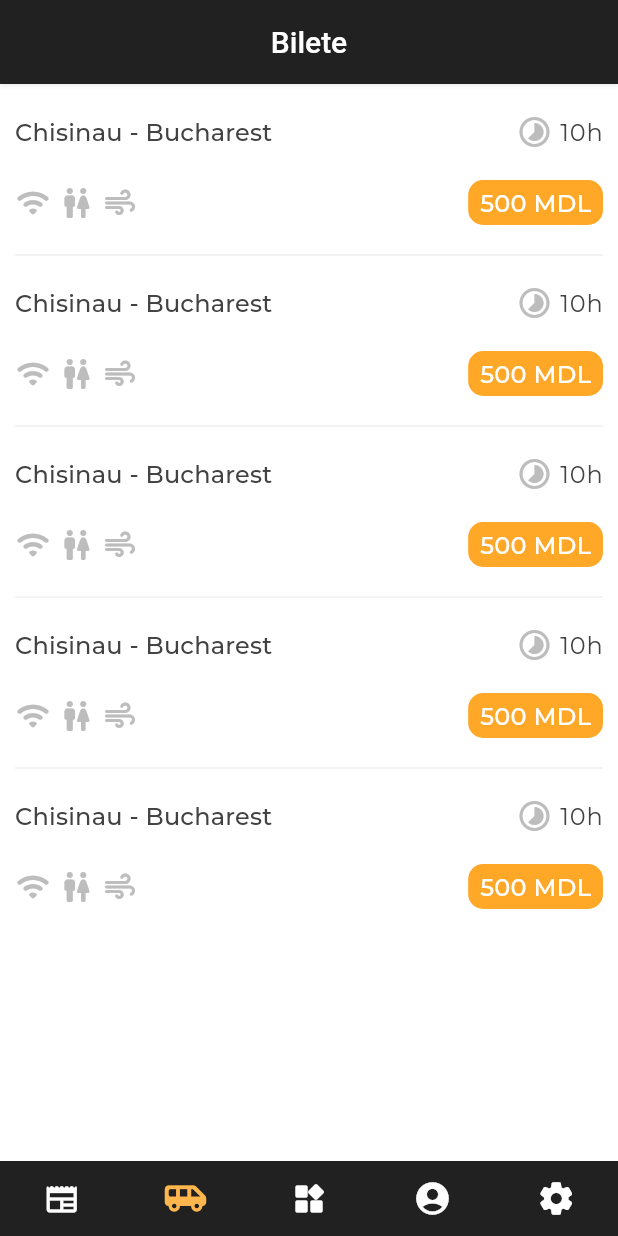
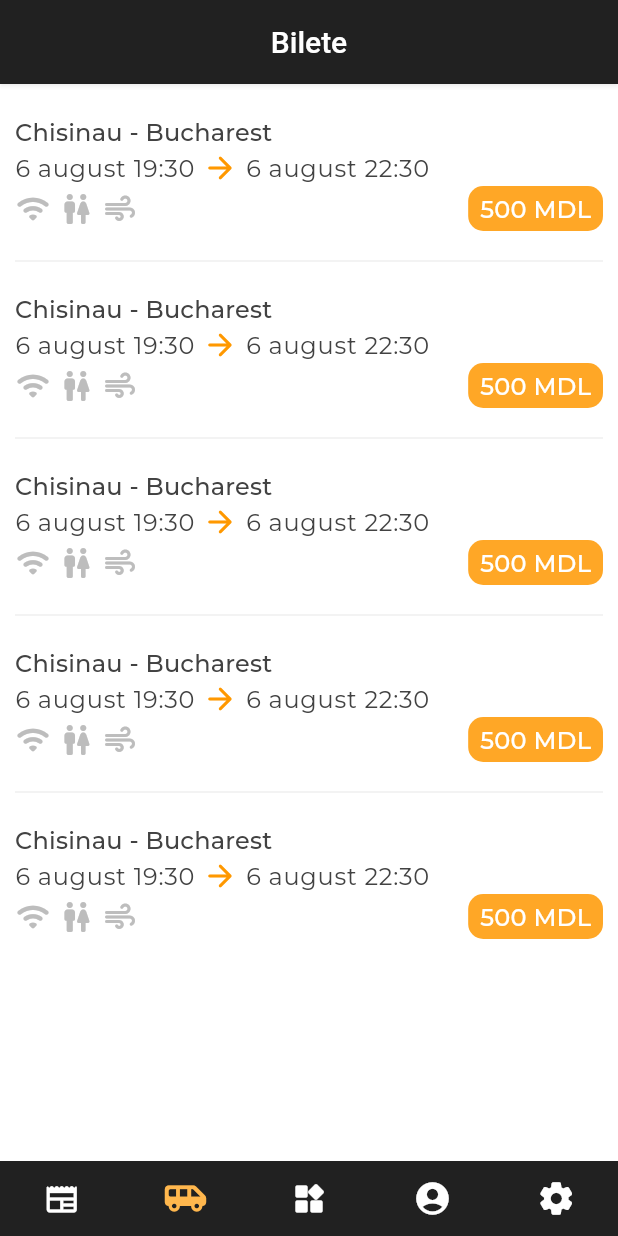
Before and after one commit to moldbee/mobile-app, a Flutter app: the RoutesScreen screen opened by its route, on a phone screen of 412 x 824 dp. Run offline on Flutter 3.47's test engine with Material 3 defaults, Android fonts, the phone set to English and light mode, and no system bars; our stand-ins replace accordion, cached_network_image, flutter_dotenv, flutter_hooks, flutter_linkify, font_awesome_flutter and 7 more; missing offline and left inert: timeago_flutter, very_good_infinite_list; accounts and stored records are empty; generated files the repository leaves out were written again.

Commit message:
fix things

```diff
--- a/lib/features/transport/screens/search.dart
+++ b/lib/features/transport/screens/search.dart
@@ -10,31 +10,30 @@ class RouteCard extends StatelessWidget {
     return Column(
       crossAxisAlignment: CrossAxisAlignment.start,
       children: [
-        Row(
-          mainAxisAlignment: MainAxisAlignment.spaceBetween,
-          children: [
         Text(
           'Chisinau - Bucharest',
           style: Theme.of(context).textTheme.titleMedium,
         ),
         Wrap(
           spacing: 5,
+          direction: Axis.horizontal,
+          alignment: WrapAlignment.center,
+          crossAxisAlignment: WrapCrossAlignment.center,
           children: [
-                Icon(
-                  Icons.timelapse_sharp,
-                  color: Colors.grey.shade400,
+            Text(
+              '6 august 19:30',
+              style: Theme.of(context).textTheme.bodyLarge,
             ),
+            const Icon(Icons.arrow_forward_rounded),
             Text(
-                  '10h',
+              '6 august 22:30',
               style: Theme.of(context).textTheme.bodyLarge,
-                )
-              ],
             ),
           ],
         ),
-        const SizedBox(
-          height: 20,
-        ),
+        // const SizedBox(
+        //   height: 20,
+        // ),
         Row(
           mainAxisAlignment: MainAxisAlignment.spaceBetween,
           children: [
--- a/lib/features/transport/widgets/search_city_input.dart
+++ b/lib/features/transport/widgets/search_city_input.dart
@@ -66,6 +66,7 @@ class CitySearchInput extends StatelessWidget {
     final delegant = CitySearchDelegant();
 
     return TextField(
+      onTapOutside: (event) => FocusScope.of(context).unfocus(),
       keyboardType: TextInputType.none,
       controller: searchController,
       showCursor: false,
--- a/lib/shared/widgets/date_time_picker.dart
+++ b/lib/shared/widgets/date_time_picker.dart
@@ -16,6 +16,7 @@ class DateTimePicker extends HookWidget {
       showCursor: false,
       controller: textInputController,
       keyboardType: TextInputType.none,
+      onTapOutside: (event) => FocusScope.of(context).unfocus(),
       decoration: InputDecoration(
           hintText: hint, prefixIcon: const Icon(Icons.date_range_rounded)),
       onTap: () async {
--- a/pubspec.yaml
+++ b/pubspec.yaml
@@ -73,6 +73,7 @@ dependencies:
   accordion: ^2.6.0
   teledart: ^0.6.1
   google_fonts: ^6.2.1
+  flutter_osm_plugin: ^1.0.5
 dev_dependencies:
   flutter_test:
     sdk: flutter
```
Also changed, not shown: pubspec.lock, 3 other files. Lines whose indentation alone changed are shown as unchanged.
